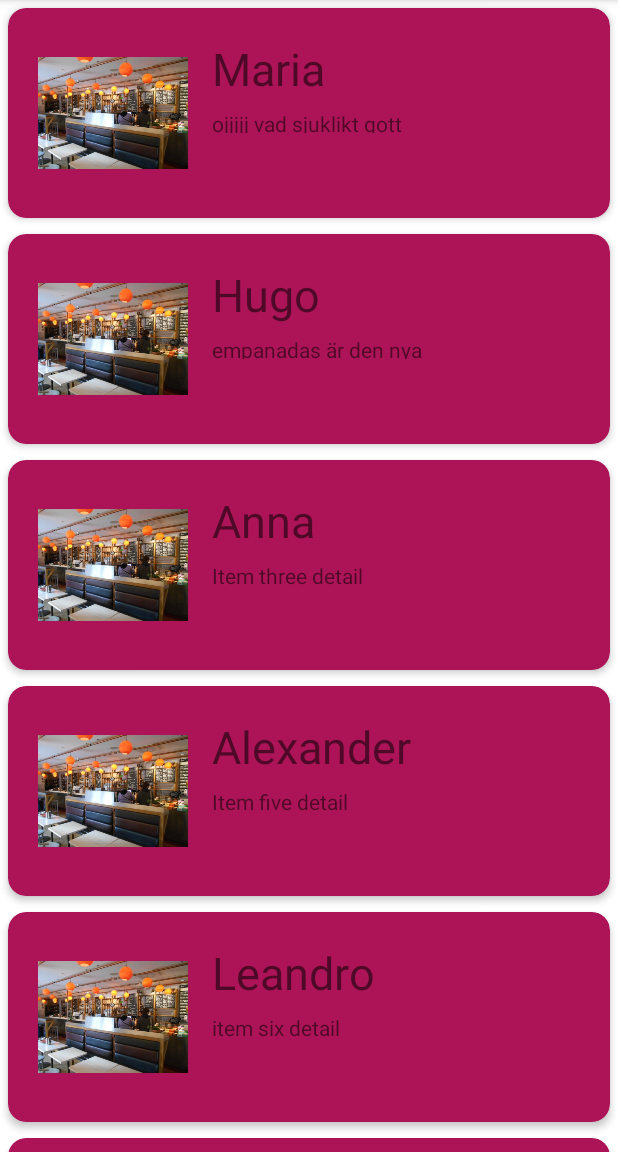
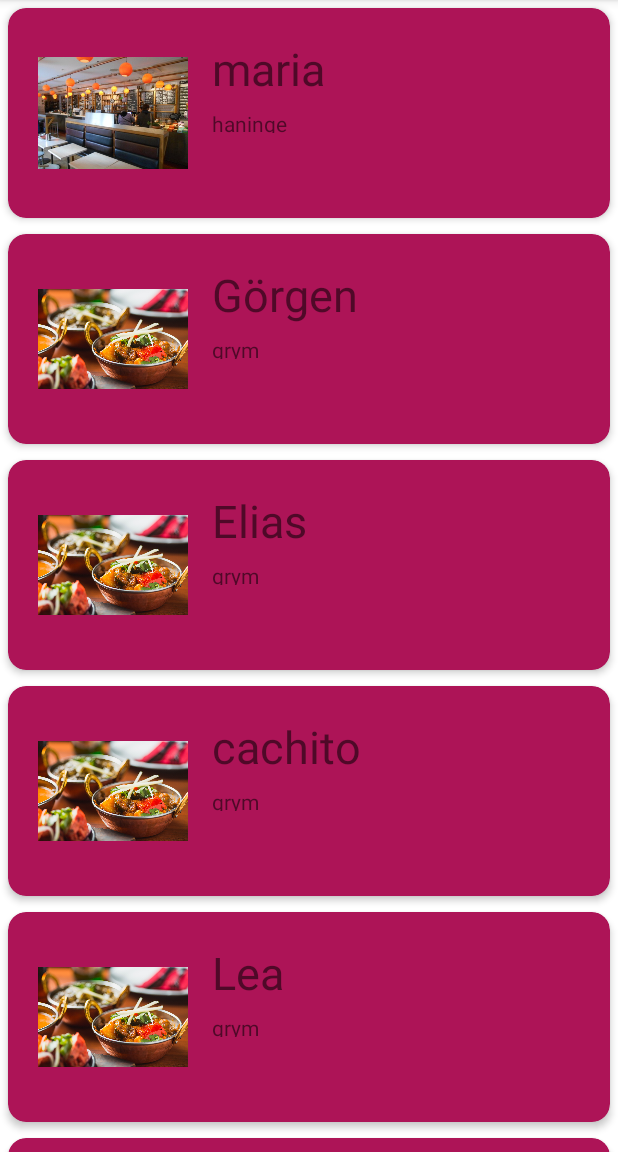
Before and after one commit to alex88g/SmultronStallet, an Android app: the screen it shows after launch (MainActivity), on a phone screen of 412 x 824 dp, the part 84-1236 px from its top. Run offline under Robolectric (Android 15) with nearby library versions, the phone set to English and light mode, and no system bars.

Commit message:
Nu har lagt till funktion som hämtar från smultronlistklassen även gjort en forloop för att lägga till justn nu den hårdkodade informationen

```diff
--- a/app/src/main/java/com/example/smultronstallet/MainActivity.kt
+++ b/app/src/main/java/com/example/smultronstallet/MainActivity.kt
@@ -1,19 +1,22 @@
 package com.example.smultronstallet
 
 import android.os.Bundle
+import android.util.Log
 import androidx.appcompat.app.AppCompatActivity
 import androidx.recyclerview.widget.LinearLayoutManager
 import androidx.recyclerview.widget.RecyclerView
 import kotlinx.android.synthetic.main.activity_main.*
 
 
+
 class MainActivity : AppCompatActivity() {
    private var layoutManager: RecyclerView.LayoutManager?= null
     private var adapter: RecyclerView.Adapter<RecyclerAdapter.ViewHolder>?=null
-
     override fun onCreate(savedInstanceState: Bundle?) {
         super.onCreate(savedInstanceState)
         setContentView(R.layout.activity_main)
+
+
         var recyclerView = findViewById<RecyclerView>(R.id.recyclerView)
         recyclerView.layoutManager = LinearLayoutManager(this)
 
--- a/app/src/main/java/com/example/smultronstallet/RecyclerAdapter.kt
+++ b/app/src/main/java/com/example/smultronstallet/RecyclerAdapter.kt
@@ -1,4 +1,5 @@
 package com.example.smultronstallet
+import android.util.Log
 import android.view.LayoutInflater
 import android.view.View
 import android.view.ViewGroup
@@ -6,24 +7,52 @@ import android.widget.ImageView
 import android.widget.TextView
 import androidx.recyclerview.widget.RecyclerView
 
+
+
 class RecyclerAdapter:RecyclerView.Adapter<RecyclerAdapter.ViewHolder>() {
-    private var titles = arrayOf("Maria", "Hugo ", "Anna", "Alexander", "Leandro", "Christian","Christian","Christian","Maria", "Hugo ", "Anna", "Alexander", "Leandro", "Christian","Christian","Christian")
-    private var details = arrayOf("ojjjjj vad sjuklikt gott","empanadas är den nya smakatombomben","Item three detail","Item five detail", "item six detail","item six detail","ojjjjj vad sjuklikt gott","empanadas är den nya smakatombomben","Item three detail","Item five detail", "item six detail","item six detail")
-    private var image = intArrayOf(R.drawable.chilenskmat,R.drawable.chilenskmat,R.drawable.chilenskmat,R.drawable.chilenskmat,R.drawable.chilenskmat,R.drawable.chilenskmat,R.drawable.chilenskmat,R.drawable.chilenskmat,R.drawable.chilenskmat,R.drawable.chilenskmat,R.drawable.chilenskmat,R.drawable.chilenskmat,R.drawable.chilenskmat,R.drawable.chilenskmat,R.drawable.chilenskmat,R.drawable.chilenskmat)
-    var smultronlist = mutableListOf<SmultronList>()
-// här ska skapas en finktion som gör att recyclerView inte slutar forsätter till sixe of
-   /* for(i in 0 to size){
-        smultronlist.add(SmultronList("hej",))
-    }*/
+
+
+
+/*
+    var titles  = listOf("Thaistället","Indien","kebab stället","chilenar stället","Maria","Maria","Maria","Maria","Maria","Maria","Thaistället","Indien","kebab stället","chilenar stället","Maria","Maria","Maria","Maria","Maria","Maria")
+    var details = listOf("jag säger bara rödcurrin !!","den bästa indiska!!","kebaben nästa nivår men service sämsta men värt","empanadas av rysninar!!","grymt!!","grymt!!","grymt!!","grymt!!","grymt!!","grymt!!","jag säger bara rödcurrin !!","den bästa indiska!!","kebaben nästa nivår men service sämsta men värt","empanadas av rysninar!!","grymt!!","grymt!!","grymt!!","grymt!!","grymt!!","grymt!!")
+    var image = listOf(R.drawable.thai,R.drawable.indisk,R.drawable.hokis1,R.drawable.chilenskmat,R.drawable.chilenskmat,R.drawable.chilenskmat,R.drawable.chilenskmat,R.drawable.chilenskmat,R.drawable.chilenskmat,R.drawable.chilenskmat, R.drawable.thai,R.drawable.indisk,R.drawable.hokis1,R.drawable.chilenskmat,R.drawable.chilenskmat,R.drawable.chilenskmat,R.drawable.chilenskmat,R.drawable.chilenskmat,R.drawable.chilenskmat,R.drawable.chilenskmat)
+    */
+   private var titles = mutableListOf<String>()
+    private var details = mutableListOf<String>()
+    private var image = mutableListOf<Int>()
+    private var counter = 0
+
+    private fun addToLists() {
+
+        val smultronList1 = SmultronList()
+        Log.d("!!!", "hej jag var här")
+        for (smultronplats in smultronList1.listSmultronPerson) {
+            titles.add(smultronplats.name)
+            details.add(smultronplats.review)
+            image.add(smultronplats.image)
+        }
+
+    }
+
+
+
 
     override fun onCreateViewHolder(parent: ViewGroup, viewType: Int): RecyclerAdapter.ViewHolder {
+
         val v = LayoutInflater.from(parent.context).inflate(R.layout.card_layout,parent,false)
         return ViewHolder(v)
+
     }
+   //räknar hur stor listan är och returnerar storleken
     override fun getItemCount(): Int {
-
+       if (counter==0) {
+           addToLists()
+           counter++
+       }
         return titles.size
     }
+
     override fun onBindViewHolder(holder: ViewHolder, position: Int ){
         holder.itemTitle.text = titles[position]
         holder.itemDetail.text = details[position]
@@ -37,6 +66,7 @@ class RecyclerAdapter:RecyclerView.Adapter<RecyclerAdapter.ViewHolder>() {
         var itemTitle: TextView
         var itemDetail: TextView
         init {
+
             itemImage = itemView.findViewById(R.id.item_image)
             itemTitle = itemView.findViewById(R.id.item_title)
             itemDetail = itemView.findViewById(R.id.item_detail)
--- a/app/src/main/java/com/example/smultronstallet/SmultronList.kt
+++ b/app/src/main/java/com/example/smultronstallet/SmultronList.kt
@@ -1,6 +1,26 @@
 package com.example.smultronstallet
 
-class SmultronList (name:String, review:String,image:Int){
+
+class SmultronList () {
+    var listSmultronPerson = mutableListOf<SmultronPlats>()
+
+init {
+
+
+    listSmultronPerson.add(SmultronPlats("maria", "haninge", R.drawable.chilenskmat))
+    listSmultronPerson.add(SmultronPlats("Görgen", "grym", R.drawable.indisk))
+    listSmultronPerson.add(SmultronPlats("Elias", "grym", R.drawable.indisk))
+    listSmultronPerson.add(SmultronPlats("cachito", "grym", R.drawable.indisk))
+    listSmultronPerson.add(SmultronPlats("Lea", "grym", R.drawable.indisk))
+    listSmultronPerson.add(SmultronPlats("Ernesto", "grym", R.drawable.indisk))
+    listSmultronPerson.add(SmultronPlats("Maria", "grym", R.drawable.indisk))
+
+
+
+
 
 
 }
+
+
+}
--- a/app/src/main/java/com/example/smultronstallet/Smultron_plats.kt
+++ b/app/src/main/java/com/example/smultronstallet/Smultron_plats.kt
@@ -1,4 +1,5 @@
 package com.example.smultronstallet
 
-class SmultronPlats(name:String, location:String, image:Int ) {
+class SmultronPlats(var name:String, var review :String, var image:Int ) {
+
 }
```
